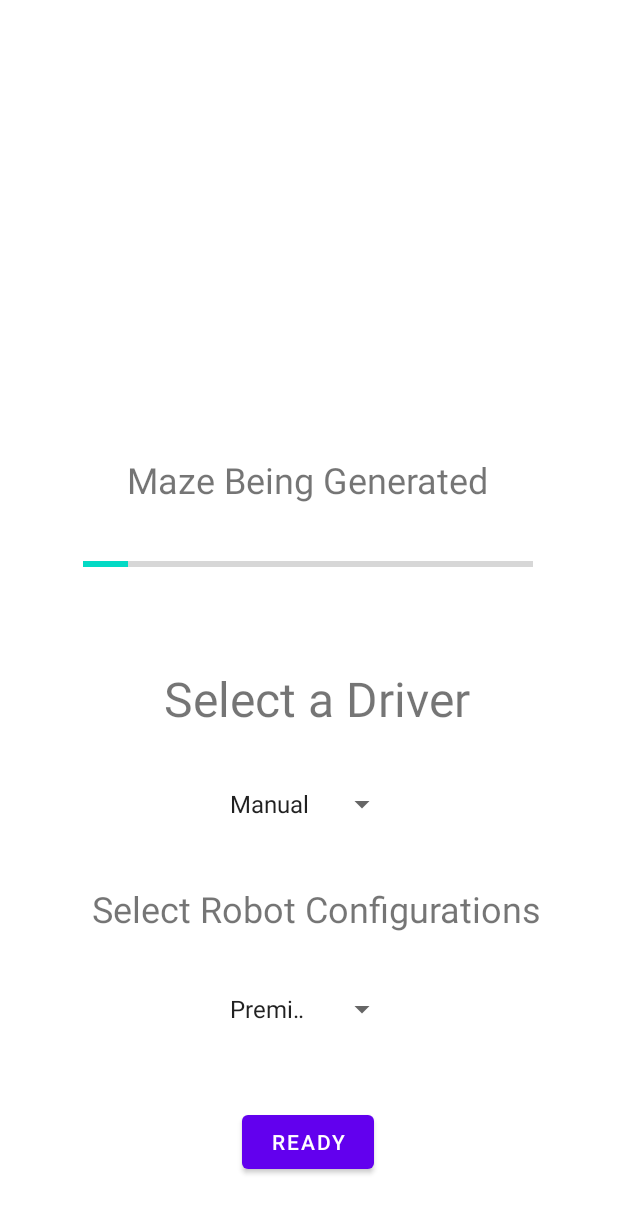
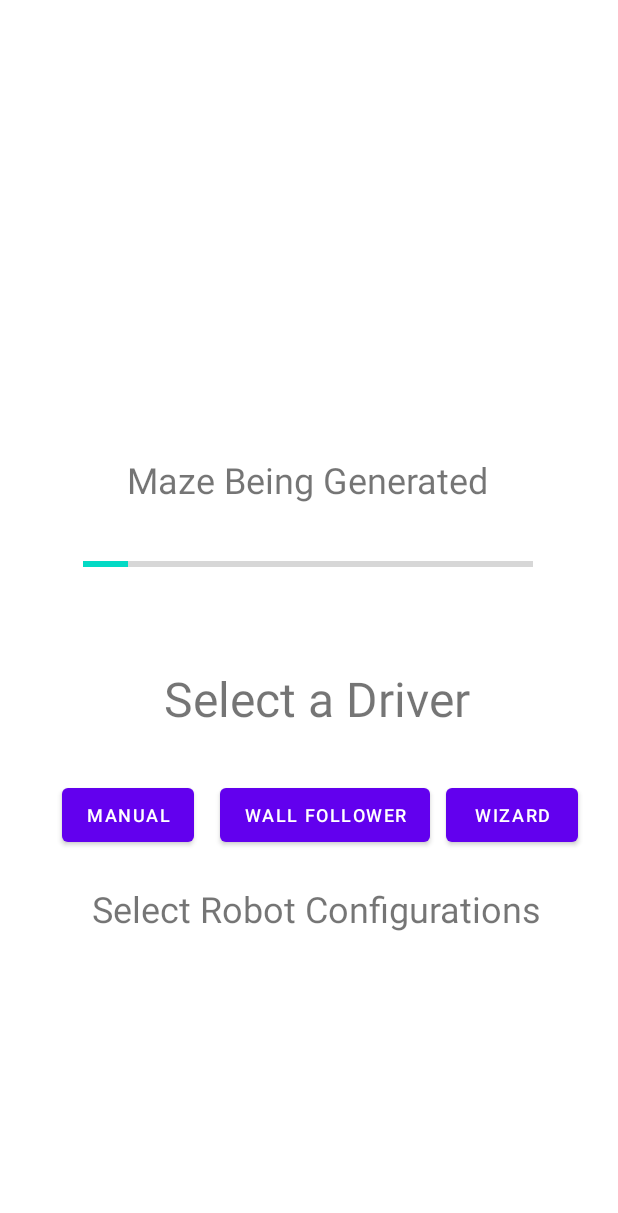
Before and after one commit to jmpark2001/AMazeByJustinPark, an Android app: the layout activity_generating.xml on its own in the app's theme, with its tools: preview values and no code run, on a phone screen of 412 x 824 dp. Shown: the top 1213 px of the screen. Run offline under Robolectric (Android 15) with nearby library versions, the phone set to English and light mode, and no system bars.

Commit message:
Coded Generating Activity xml

```diff
--- a/app/src/main/res/layout/activity_generating.xml
+++ b/app/src/main/res/layout/activity_generating.xml
@@ -11,8 +11,8 @@
         android:layout_width="300dp"
         android:layout_height="50dp"
         android:text="@string/select_driver"
+        android:textAlignment="center"
         android:textSize="32sp"
-        android:textAlignment="center"
         app:layout_constraintBottom_toBottomOf="parent"
         app:layout_constraintEnd_toEndOf="parent"
         app:layout_constraintHorizontal_bias="0.54"
@@ -48,20 +48,11 @@
         app:layout_constraintVertical_bias="0.745" />
 
     <Spinner
+        android:id="@+id/robot_spinner"
         android:layout_width="120dp"
         android:layout_height="48dp"
-        android:entries="@array/driver_spinner"
-        app:layout_constraintBottom_toBottomOf="parent"
-        app:layout_constraintEnd_toEndOf="parent"
-        app:layout_constraintHorizontal_bias="0.498"
-        app:layout_constraintStart_toStartOf="parent"
-        app:layout_constraintTop_toTopOf="parent"
-        app:layout_constraintVertical_bias="0.66" />
-
-    <Spinner
-        android:layout_width="120dp"
-        android:layout_height="48dp"
-        android:entries="@array/robot_spinner"
+        android:entries="@array/robot_spinner_choices"
+        android:visibility="gone"
         app:layout_constraintBottom_toBottomOf="parent"
         app:layout_constraintEnd_toEndOf="parent"
         app:layout_constraintHorizontal_bias="0.498"
@@ -83,16 +74,43 @@
         app:layout_constraintVertical_bias="0.383" />
 
     <Button
-        android:id="@+id/ready"
+        android:id="@+id/manual_ready"
         android:layout_width="wrap_content"
         android:layout_height="wrap_content"
-        android:text="@string/ready"
+        android:text="@string/manual_ready"
+        android:textSize="12sp"
         app:layout_constraintBottom_toBottomOf="parent"
         app:layout_constraintEnd_toEndOf="parent"
-        app:layout_constraintHorizontal_bias="0.498"
+        app:layout_constraintHorizontal_bias="0.127"
         app:layout_constraintStart_toStartOf="parent"
         app:layout_constraintTop_toTopOf="parent"
-        app:layout_constraintVertical_bias="0.95" />
+        app:layout_constraintVertical_bias="0.669" />
+
+    <Button
+        android:id="@+id/WallFollowerButton"
+        android:layout_width="wrap_content"
+        android:layout_height="wrap_content"
+        android:text="@string/wallFollower"
+        android:textSize="12sp"
+        app:layout_constraintBottom_toBottomOf="parent"
+        app:layout_constraintEnd_toEndOf="parent"
+        app:layout_constraintHorizontal_bias="0.539"
+        app:layout_constraintStart_toStartOf="parent"
+        app:layout_constraintTop_toTopOf="parent"
+        app:layout_constraintVertical_bias="0.669" />
+
+    <Button
+        android:id="@+id/wizard"
+        android:layout_width="wrap_content"
+        android:layout_height="wrap_content"
+        android:text="@string/wizard"
+        android:textSize="12sp"
+        app:layout_constraintBottom_toBottomOf="parent"
+        app:layout_constraintEnd_toEndOf="parent"
+        app:layout_constraintHorizontal_bias="0.917"
+        app:layout_constraintStart_toStartOf="parent"
+        app:layout_constraintTop_toTopOf="parent"
+        app:layout_constraintVertical_bias="0.669" />
 
 
 </androidx.constraintlayout.widget.ConstraintLayout>
--- a/app/src/main/res/values/strings.xml
+++ b/app/src/main/res/values/strings.xml
@@ -14,17 +14,20 @@
     <string name="explore">Explore</string>
     <string name="select_driver">Select a Driver</string>
     <string name="select_robot">Select Robot Configurations</string>
-    <string-array name="driver_spinner">
+    <string-array name="driver_spinner_choices">
         <item>Manual</item>
         <item>Wall Follower</item>
         <item>Wizard</item>
     </string-array>
-    <string-array name="robot_spinner">
+    <string-array name="robot_spinner_choices">
+        <item>Select</item>
         <item>Premium</item>
         <item>Mediocre</item>
         <item>SoSo</item>
         <item>Shaky</item>
     </string-array>
     <string name="progress">Maze Being Generated</string>
-    <string name="ready">Ready</string>
+    <string name="manual_ready">Manual</string>
+    <string name="wallFollower">Wall Follower</string>
+    <string name="wizard">Wizard</string>
 </resources>
```
